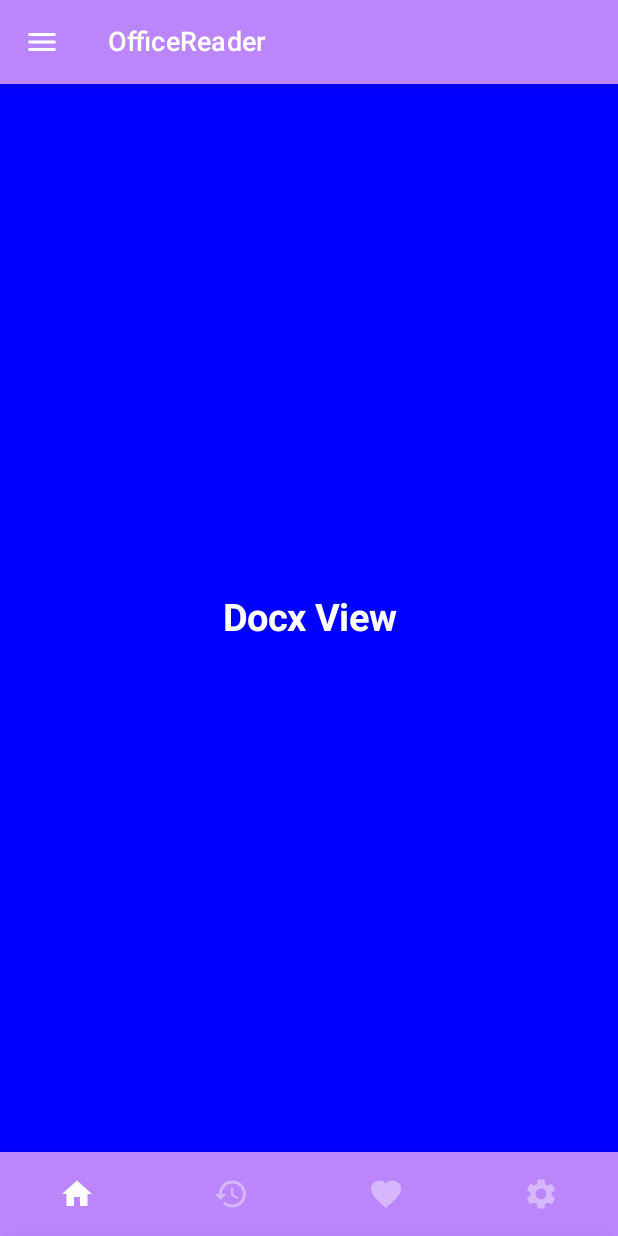
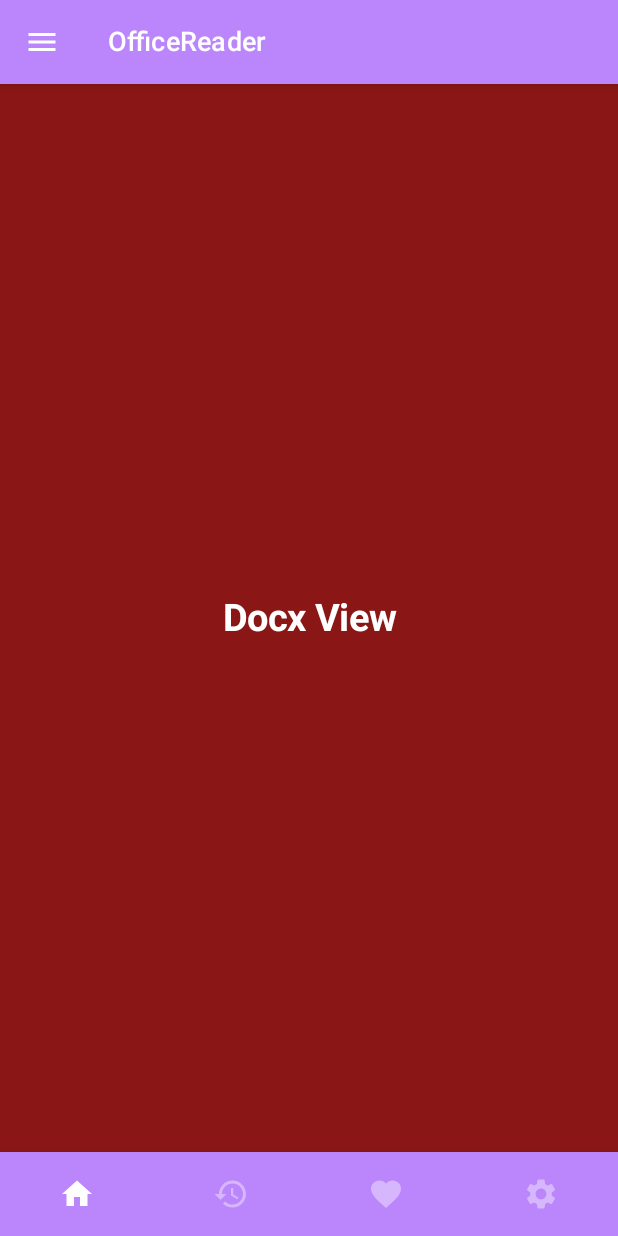
Before and after one commit to chukimvang01/OfficeReader, an Android app built with Jetpack Compose: the DocxScreen screen opened through its navigation route, on a phone screen of 412 x 824 dp. Run offline under Robolectric (Android 15) with nearby library versions, the phone set to English and light mode, and no system bars; our stand-ins replace accompanist.

Commit message:
update viewer

```diff
--- a/app/src/main/java/com/example/officereader/MainActivity.kt
+++ b/app/src/main/java/com/example/officereader/MainActivity.kt
@@ -6,18 +6,25 @@ import androidx.activity.ComponentActivity
 import androidx.activity.compose.setContent
 import androidx.compose.foundation.background
 import androidx.compose.foundation.layout.*
+import androidx.compose.foundation.shape.RoundedCornerShape
 import androidx.compose.material.*
 import androidx.compose.runtime.Composable
+import androidx.compose.runtime.mutableStateOf
+import androidx.compose.runtime.remember
 import androidx.compose.runtime.rememberCoroutineScope
 import androidx.compose.ui.Alignment
 import androidx.compose.ui.Modifier
 import androidx.compose.ui.graphics.Color
 import androidx.compose.ui.res.colorResource
 import androidx.compose.ui.text.font.FontWeight
+import androidx.compose.ui.text.input.TextFieldValue
 import androidx.compose.ui.text.style.TextAlign
+import androidx.compose.ui.unit.dp
 import androidx.compose.ui.unit.sp
+import androidx.navigation.compose.rememberNavController
 import com.example.officereader.presentation.homescreen.HomeScreen
-import com.example.officereader.presentation.navigationscreen.ModalBottomSheetLayoutScreen
+import com.example.officereader.presentation.homescreen.NavigationApp
+import com.example.officereader.presentation.navigationscreen.*
 import com.example.officereader.ui.theme.OfficeReaderTheme
 import kotlinx.coroutines.CoroutineScope
 import kotlinx.coroutines.Dispatchers
@@ -41,25 +48,30 @@ class MainActivity : ComponentActivity() {
         }
     }
 }
-@OptIn(ExperimentalMaterialApi::class)
+
+@ExperimentalMaterialApi
 @Composable
 fun PdfScreen() {
     val scope = rememberCoroutineScope()
+    val navController = rememberNavController()
     val state = rememberModalBottomSheetState(initialValue = ModalBottomSheetValue.Hidden)
+    val textState = remember { mutableStateOf(TextFieldValue(""))}
+    ModalBottomSheetLayout(
+        sheetContent = {
+            BottomSheetContent()
+        },
+        sheetState = state,
+        sheetShape = RoundedCornerShape(topStart = 16.dp, topEnd = 16.dp),
+        sheetBackgroundColor = colorResource(id = R.color.colorPrimary),
+        // scrimColor = Color.Red,  // Color for the fade background when you open/close the drawer
+    ) {
         Column(
             modifier = Modifier
                 .fillMaxSize()
                 .background(colorResource(id = R.color.colorPrimaryDark))
-            .wrapContentSize(Alignment.Center)
         ) {
-        Text(
-            text = "PDF View",
-            fontWeight = FontWeight.Bold,
-            color = Color.White,
-            modifier = Modifier.align(Alignment.CenterHorizontally),
-            textAlign = TextAlign.Center,
-            fontSize = 25.sp
-        )
+            SearchView(state = textState)
+            CountryList(navController = navController, state = textState)
             Button(
                 colors = ButtonDefaults.buttonColors(
                     backgroundColor = colorResource(id = R.color.colorPrimary),
@@ -74,6 +86,8 @@ fun PdfScreen() {
                 Text(text = "Open Modal Bottom Sheet Layout")
             }
         }
+    }
+
 }
 
 @Composable
--- a/app/src/main/java/com/example/officereader/data/menu/TabItem.kt
+++ b/app/src/main/java/com/example/officereader/data/menu/TabItem.kt
@@ -1,5 +1,6 @@
 package com.example.officereader.data.menu
 
+import androidx.compose.material.ExperimentalMaterialApi
 import androidx.compose.material.ModalBottomSheetState
 import androidx.compose.runtime.Composable
 import com.example.officereader.*
@@ -7,6 +8,7 @@ import kotlinx.coroutines.CoroutineScope
 
 typealias ComposableFun = @Composable () -> Unit
 sealed class TabItem(var icon: Int, var title: String, var screen: ComposableFun) {
+    @ExperimentalMaterialApi
     object Pdf : TabItem(R.drawable.baseline_picture_as_pdf_24, "Pdf", { PdfScreen() })
     object Docx : TabItem(R.drawable.baseline_description_24, "Docx", { DocxScreen() })
     object Txt : TabItem(R.drawable.baseline_text_snippet_24, "Txt", { TxtScreen() })
--- a/app/src/main/java/com/example/officereader/presentation/homescreen/HomeScreen.kt
+++ b/app/src/main/java/com/example/officereader/presentation/homescreen/HomeScreen.kt
@@ -36,15 +36,7 @@ fun HomeScreen() {
     val scaffoldState = rememberScaffoldState(rememberDrawerState(DrawerValue.Closed))
     val viewModel: HomeViewModel = viewModel()
     val modalBottomSheetState = rememberModalBottomSheetState(initialValue = ModalBottomSheetValue.Hidden)
-    ModalBottomSheetLayout(
-        sheetContent = {
-            BottomSheetContent()
-        },
-        sheetState = modalBottomSheetState,
-        sheetShape = RoundedCornerShape(topStart = 16.dp, topEnd = 16.dp),
-        sheetBackgroundColor = colorResource(id = R.color.colorPrimary),
-        // scrimColor = Color.Red,  // Color for the fade background when you open/close the drawer
-    ) {
+
     Scaffold(
         scaffoldState = scaffoldState,
         topBar = { TopBar(scope, scaffoldState,modalBottomSheetState) },
@@ -66,8 +58,8 @@ fun HomeScreen() {
         )
     )
 }
-}
 
+@ExperimentalMaterialApi
 @Composable
 fun NavigationApp(navController: NavHostController, viewModel: HomeViewModel) {
     NavHost(navController = navController, startDestination = NavigationItem.Home.route) {
--- a/app/src/main/java/com/example/officereader/presentation/homescreen/HomeScreenState.kt
+++ b/app/src/main/java/com/example/officereader/presentation/homescreen/HomeScreenState.kt
@@ -1,5 +1,7 @@
 package com.example.officereader.presentation.homescreen
 
+import androidx.compose.material.ExperimentalMaterialApi
+import androidx.compose.material.ModalBottomSheetState
 import com.example.officereader.data.menu.NavigationItem
 import com.example.officereader.data.menu.TabItem
 
--- a/app/src/main/java/com/example/officereader/presentation/homescreen/HomeViewModel.kt
+++ b/app/src/main/java/com/example/officereader/presentation/homescreen/HomeViewModel.kt
@@ -1,12 +1,18 @@
 package com.example.officereader.presentation.homescreen
 
+import androidx.compose.material.ExperimentalMaterialApi
+import androidx.compose.material.ModalBottomSheetState
 import androidx.compose.runtime.State
 import androidx.compose.runtime.mutableStateOf
 import androidx.lifecycle.ViewModel
 import com.example.officereader.data.menu.NavigationItem
 import com.example.officereader.data.menu.TabItem
 import kotlinx.coroutines.CoroutineExceptionHandler
+import java.util.*
+import kotlin.collections.ArrayList
 
+
+@OptIn(ExperimentalMaterialApi::class)
 class HomeViewModel : ViewModel() {
     private val _state = mutableStateOf(HomeScreenState(mapOf(), listOf(),0))
     val state: State<HomeScreenState>
@@ -27,6 +33,7 @@ class HomeViewModel : ViewModel() {
             NavigationItem.Favorite,
             NavigationItem.Setting
         )
+
         val tabs = listOf(
             TabItem.Pdf,
             TabItem.Docx,
@@ -44,6 +51,7 @@ class HomeViewModel : ViewModel() {
     fun updateActiveScreen(numberActive: Int) {
         _state.value = _state.value.copy(numberActive = numberActive)
     }
+
 
     fun swipeLeftUpdateState(): Int {
         return _state.value.numberActive + 1
@@ -65,4 +73,20 @@ class HomeViewModel : ViewModel() {
         }
         return NavigationItem.Home
     }
+
+    fun getListOfCountries(): ArrayList<String> {
+        val isoCountryCodes = Locale.getISOCountries()
+        val countryListWithEmojis = ArrayList<String>()
+        for (countrCode in isoCountryCodes){
+            val locale = Locale("",countrCode)
+            val countryName = locale.displayCountry
+            val flagOffset = 0x1F1E6
+            val asciiOffset = 0x41
+            val firstChar = Character.codePointAt(countrCode,0) - asciiOffset + flagOffset
+            val secondChar = Character.codePointAt(countrCode,1) - asciiOffset + flagOffset
+            val flag = (String(Character.toChars(firstChar)) + String(Character.toChars(secondChar)))
+            countryListWithEmojis.add("$countryName $flag")
+        }
+        return countryListWithEmojis
+    }
 }
--- a/app/src/main/java/com/example/officereader/presentation/navigationscreen/MenuBar.kt
+++ b/app/src/main/java/com/example/officereader/presentation/navigationscreen/MenuBar.kt
@@ -46,10 +46,8 @@ fun TopBar(scope: CoroutineScope, scaffoldState: ScaffoldState, state: ModalBott
         title = { Text(text = stringResource(R.string.app_name), fontSize = 18.sp) },
         navigationIcon = {
             IconButton(onClick = {
-                Log.i("Draw CLick", "xxx")
                 scope.launch {
                     scaffoldState.drawerState.open()
-//                    state.show()
                 }
             }) {
                 Icon(Icons.Filled.Menu, "")
--- /dev/null
+++ b/app/src/main/java/com/example/officereader/presentation/navigationscreen/SearchView.kt
@@ -0,0 +1,134 @@
+package com.example.officereader.presentation.navigationscreen
+
+import android.util.Log
+import androidx.compose.foundation.background
+import androidx.compose.foundation.clickable
+import androidx.compose.foundation.layout.*
+import androidx.compose.foundation.lazy.LazyColumn
+import androidx.compose.foundation.lazy.items
+import androidx.compose.material.*
+import androidx.compose.material.icons.Icons
+import androidx.compose.material.icons.filled.Close
+import androidx.compose.material.icons.filled.Search
+import androidx.compose.runtime.Composable
+import androidx.compose.runtime.MutableState
+import androidx.compose.runtime.mutableStateOf
+import androidx.compose.runtime.remember
+import androidx.compose.ui.Modifier
+import androidx.compose.ui.graphics.Color
+import androidx.compose.ui.graphics.RectangleShape
+import androidx.compose.ui.res.colorResource
+import androidx.compose.ui.text.TextStyle
+import androidx.compose.ui.text.input.TextFieldValue
+import androidx.compose.ui.tooling.preview.Preview
+import androidx.compose.ui.unit.dp
+import androidx.compose.ui.unit.sp
+import androidx.lifecycle.viewmodel.compose.viewModel
+import androidx.navigation.NavController
+import androidx.navigation.compose.rememberNavController
+import com.example.officereader.R
+import com.example.officereader.presentation.homescreen.HomeViewModel
+import java.util.*
+
+@Composable
+fun SearchView(state: MutableState<TextFieldValue>) {
+    TextField(
+        value = state.value,
+        onValueChange = { value -> state.value = value },
+        modifier = Modifier.fillMaxWidth(),
+        textStyle = TextStyle(color = Color.White, fontSize = 18.sp),
+        leadingIcon = {
+            Icon(
+                imageVector = Icons.Default.Search,
+                contentDescription = "",
+                modifier = Modifier
+                    .padding(15.dp)
+                    .size(24.dp)
+            )
+        },
+        trailingIcon = {
+            if (state.value != TextFieldValue("")) {
+                IconButton(onClick = { state.value = TextFieldValue("") }) {
+                    Icon(
+                        imageVector = Icons.Default.Close,
+                        contentDescription = "",
+                        modifier = Modifier
+                            .padding(15.dp)
+                            .size(24.dp)
+                    )
+                }
+            }
+        },
+        singleLine = true,
+        shape = RectangleShape,
+        colors = TextFieldDefaults.textFieldColors(
+            textColor = Color.White,
+            cursorColor = Color.White,
+            leadingIconColor = Color.White,
+            trailingIconColor = Color.White,
+            backgroundColor = colorResource(id = R.color.colorPrimary),
+            focusedIndicatorColor = Color.Transparent,
+            unfocusedIndicatorColor = Color.Transparent,
+            disabledIndicatorColor = Color.Transparent
+        )
+    )
+}
+
+@Composable
+fun CountryListItem(countryText: String, onItemClick: (String) -> Unit) {
+    Row(
+        modifier = Modifier
+            .clickable(onClick = { onItemClick(countryText) })
+            .background(
+                colorResource(id = R.color.colorPrimaryDark)
+            )
+            .height(57.dp)
+            .fillMaxWidth()
+            .padding(paddingValues = PaddingValues(8.dp, 16.dp))
+    ) {
+        Text(text = countryText, fontSize = 18.sp, color = Color.White)
+    }
+}
+
+@Composable
+fun CountryList(navController: NavController, state: MutableState<TextFieldValue>) {
+    val viewModel: HomeViewModel = viewModel()
+    val countries = viewModel.getListOfCountries()
+    var filterCountries: ArrayList<String>
+    LazyColumn(modifier = Modifier.fillMaxWidth()) {
+        val searchText = state.value.text
+        filterCountries = if (searchText.isEmpty()) {
+            countries
+        } else {
+            val result = ArrayList<String>()
+            for (country in countries) {
+                if (country.lowercase(Locale.getDefault())
+                        .contains(searchText.lowercase(Locale.getDefault()))
+                ){
+                    result.add(country)
+                }
+            }
+            result
+        }
+        items(filterCountries){ filterCountry ->
+            CountryListItem(countryText = filterCountry, onItemClick = { selectedCountnry ->
+                Log.i("Searched value",selectedCountnry)
+            })
+        }
+    }
+}
+
+@Preview(showBackground = true)
+@Composable
+fun SearchViewPreview() {
+    val textState = remember { mutableStateOf(TextFieldValue("")) }
+    SearchView(state = textState)
+}
+
+@Preview(showBackground = true)
+@Composable
+fun CountryListItemPreview() {
+    val navController = rememberNavController()
+    val textState = remember { mutableStateOf(TextFieldValue(""))}
+    CountryList(navController = navController, state = textState)
+}
--- a/app/src/main/res/values/colors.xml
+++ b/app/src/main/res/values/colors.xml
@@ -8,5 +8,5 @@
     <color name="black">#FF000000</color>
     <color name="white">#FFFFFFFF</color>
     <color name="colorPrimary">#FF0000</color>
-    <color name="colorPrimaryDark">#0000FF</color>
+    <color name="colorPrimaryDark">#8A1616</color>
 </resources>
```
Lines whose indentation alone changed are shown as unchanged.
